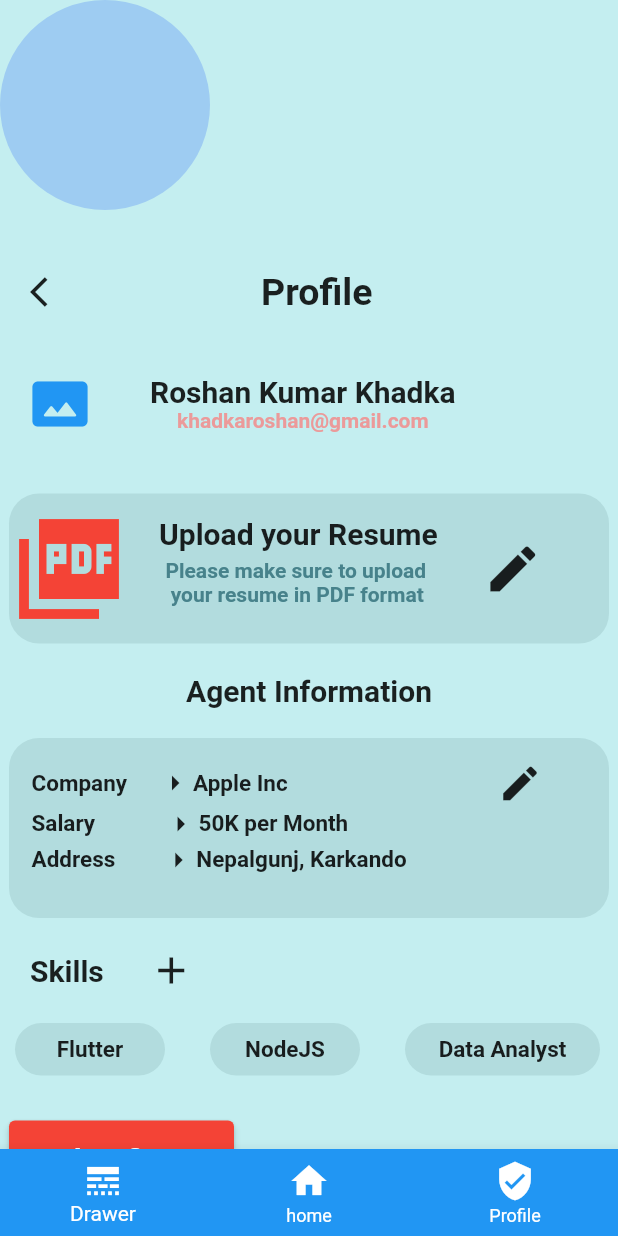
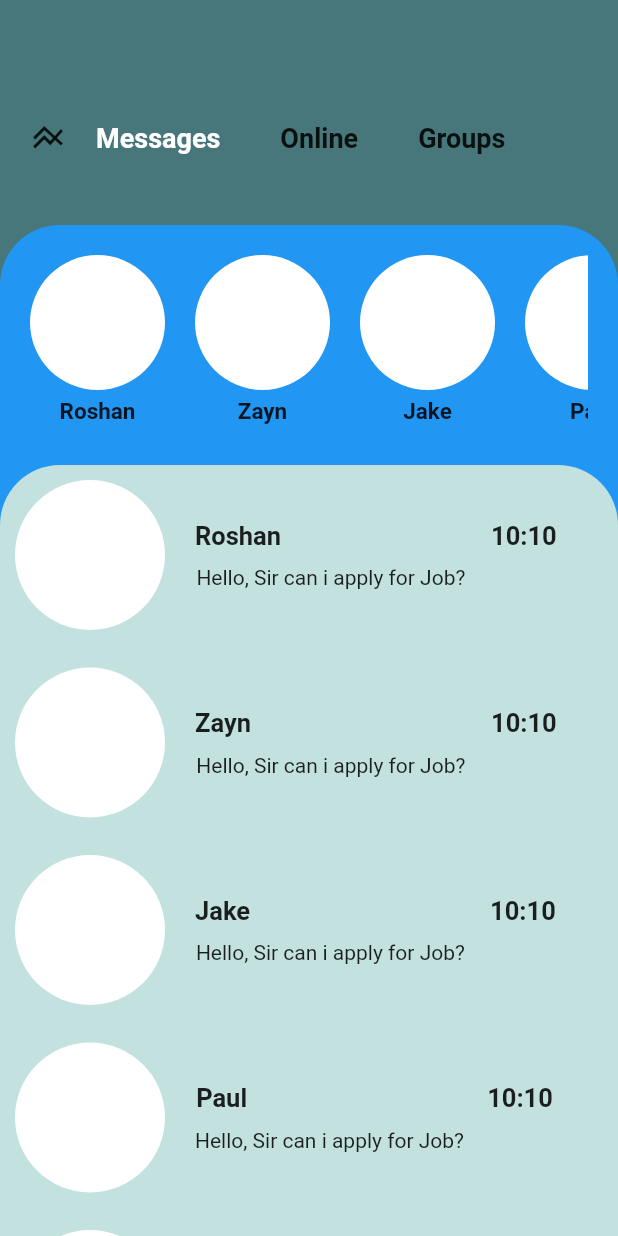
Before and after one commit to ST60002CEM/batch31b-Roshan09876, a Flutter app: the screen it shows after launch, on a phone screen of 412 x 824 dp. Run offline on Flutter 3.47's test engine with Material 2 defaults, Android fonts, the phone set to English and light mode, and no system bars.

Commit message:
Chat Page

```diff
--- a/lib/app/app.dart
+++ b/lib/app/app.dart
@@ -1,5 +1,6 @@
 import 'package:flutter/material.dart';
 import 'package:job_finder/app/routes/app_routes.dart';
+import 'package:job_finder/view/chat_view.dart';
 import 'package:job_finder/view/dashboard_view.dart';
 import 'package:job_finder/view/login_view.dart';
 import 'package:job_finder/view/profile_view.dart';
@@ -12,7 +13,7 @@ class MyApp extends StatelessWidget {
   Widget build(BuildContext context) {
     return MaterialApp(
       debugShowCheckedModeBanner: false,
-      home: ProfileView(),
+      home: ChatView(),
       // initialRoute: AppRoute.dashboardRoute,
       // routes: AppRoute.getApplicationRoute(),
     );
--- /dev/null
+++ b/lib/view/chat_view.dart
@@ -0,0 +1,390 @@
+import 'package:flutter/material.dart';
+
+class ChatView extends StatelessWidget {
+  const ChatView({super.key});
+
+  @override
+  Widget build(BuildContext context) {
+    return Scaffold(
+      body: Stack(children: [
+        Container(
+          decoration: BoxDecoration(
+            color: Color.fromARGB(255, 71, 119, 122),
+          ),
+          child: Padding(
+            padding: EdgeInsets.fromLTRB(20, 80, 0, 0),
+            child: Align(
+              alignment: Alignment.topLeft,
+              child: Row(
+                children: [
+                  Icon(Icons.line_axis),
+                  SizedBox(
+                    width: 20,
+                  ),
+                  Text(
+                    'Messages',
+                    style: TextStyle(
+                        fontWeight: FontWeight.bold,
+                        fontSize: 18,
+                        color: Colors.white),
+                  ),
+                  SizedBox(
+                    width: 40,
+                  ),
+                  Text(
+                    'Online',
+                    style: TextStyle(fontWeight: FontWeight.bold, fontSize: 18),
+                  ),
+                  SizedBox(
+                    width: 40,
+                  ),
+                  Text(
+                    'Groups',
+                    style: TextStyle(fontWeight: FontWeight.bold, fontSize: 18),
+                  )
+                ],
+              ),
+            ),
+          ),
+        ),
+        Positioned(
+            top: 150,
+            bottom: 0,
+            left: 0,
+            right: 0,
+            child: Container(
+              height: 200,
+              decoration: BoxDecoration(
+                  color: Colors.blue,
+                  borderRadius: BorderRadius.only(
+                      topLeft: Radius.circular(40),
+                      topRight: Radius.circular(40))),
+              child: Padding(
+                padding: EdgeInsets.all(20),
+                child: Align(
+                  alignment: Alignment.topLeft,
+                  child: SingleChildScrollView(
+                    scrollDirection: Axis.horizontal,
+                    child: Row(children: [
+                      Column(
+                        children: [
+                          CircleAvatar(
+                            backgroundColor: Colors.white,
+                            radius: 45,
+                          ),
+                          SizedBox(
+                            height: 5,
+                          ),
+                          Text(
+                            'Roshan',
+                            style: TextStyle(
+                                fontWeight: FontWeight.bold, fontSize: 15),
+                          )
+                        ],
+                      ),
+                      SizedBox(
+                        width: 20,
+                      ),
+                      Column(
+                        children: [
+                          CircleAvatar(
+                            backgroundColor: Colors.white,
+                            radius: 45,
+                          ),
+                          SizedBox(
+                            height: 5,
+                          ),
+                          Text(
+                            'Zayn',
+                            style: TextStyle(
+                                fontWeight: FontWeight.bold, fontSize: 15),
+                          )
+                        ],
+                      ),
+                      SizedBox(
+                        width: 20,
+                      ),
+                      Column(
+                        children: [
+                          CircleAvatar(
+                            backgroundColor: Colors.white,
+                            radius: 45,
+                          ),
+                          SizedBox(
+                            height: 5,
+                          ),
+                          Text(
+                            'Jake',
+                            style: TextStyle(
+                                fontWeight: FontWeight.bold, fontSize: 15),
+                          )
+                        ],
+                      ),
+                      SizedBox(
+                        width: 20,
+                      ),
+                      Column(
+                        children: [
+                          CircleAvatar(
+                            backgroundColor: Colors.white,
+                            radius: 45,
+                          ),
+                          SizedBox(
+                            height: 5,
+                          ),
+                          Text(
+                            'Paul',
+                            style: TextStyle(
+                                fontWeight: FontWeight.bold, fontSize: 15),
+                          )
+                        ],
+                      ),
+                    ]),
+                  ),
+                ),
+              ),
+            )),
+        Positioned(
+            top: 310,
+            bottom: 0,
+            left: 0,
+            right: 0,
+            child: SingleChildScrollView(
+              child: Container(
+                decoration: BoxDecoration(
+                    color: Color.fromARGB(255, 194, 225, 223),
+                    borderRadius: BorderRadius.only(
+                        topLeft: Radius.circular(40),
+                        topRight: Radius.circular(40))),
+                child: Padding(
+                  padding: EdgeInsets.all(10),
+                  child: Column(children: [
+                    Row(
+                      children: [
+                        CircleAvatar(
+                          radius: 50,
+                          backgroundColor: Colors.white,
+                        ),
+                        SizedBox(
+                          width: 20,
+                        ),
+                        Column(
+                          children: [
+                            Row(
+                              children: [
+                                Text(
+                                  'Roshan',
+                                  style: TextStyle(
+                                      fontWeight: FontWeight.bold, fontSize: 17),
+                                ),
+                                SizedBox(
+                                  width: 140,
+                                ),
+                                Text(
+                                  '10:10',
+                                  style: TextStyle(
+                                      fontWeight: FontWeight.bold, fontSize: 17),
+                                ),
+                              ],
+                            ),
+                            SizedBox(height: 10,),
+                            Padding(
+                              padding: EdgeInsets.fromLTRB(0, 0, 60, 0),
+                              child: Text('Hello, Sir can i apply for Job?')),
+                          ],
+                        )
+                      ],
+                    ),
+                    SizedBox(height: 25,),
+                    Row(
+                      children: [
+                        CircleAvatar(
+                          radius: 50,
+                          backgroundColor: Colors.white,
+                        ),
+                        SizedBox(
+                          width: 20,
+                        ),
+                        Column(
+                          children: [
+                            Row(
+                              children: [
+                                Text(
+                                  'Zayn',
+                                  style: TextStyle(
+                                      fontWeight: FontWeight.bold, fontSize: 17),
+                                ),
+                                SizedBox(
+                                  width: 160,
+                                ),
+                                Text(
+                                  '10:10',
+                                  style: TextStyle(
+                                      fontWeight: FontWeight.bold, fontSize: 17),
+                                ),
+                              ],
+                            ),
+                            SizedBox(height: 10,),
+                            Padding(
+                              padding: EdgeInsets.fromLTRB(0, 0, 60, 0),
+                              child: Text('Hello, Sir can i apply for Job?')),
+                          ],
+                        )
+                      ],
+                    ),
+                    SizedBox(height: 25,),
+                    Row(
+                      children: [
+                        CircleAvatar(
+                          radius: 50,
+                          backgroundColor: Colors.white,
+                        ),
+                        SizedBox(
+                          width: 20,
+                        ),
+                        Column(
+                          children: [
+                            Row(
+                              children: [
+                                Text(
+                                  'Jake',
+                                  style: TextStyle(
+                                      fontWeight: FontWeight.bold, fontSize: 17),
+                                ),
+                                SizedBox(
+                                  width: 160,
+                                ),
+                                Text(
+                                  '10:10',
+                                  style: TextStyle(
+                                      fontWeight: FontWeight.bold, fontSize: 17),
+                                ),
+                              ],
+                            ),
+                            SizedBox(height: 10,),
+                            Padding(
+                              padding: EdgeInsets.fromLTRB(0, 0, 60, 0),
+                              child: Text('Hello, Sir can i apply for Job?')),
+                          ],
+                        )
+                      ],
+                    ),
+                    SizedBox(height: 25,),
+                    Row(
+                      children: [
+                        CircleAvatar(
+                          radius: 50,
+                          backgroundColor: Colors.white,
+                        ),
+                        SizedBox(
+                          width: 20,
+                        ),
+                        Column(
+                          children: [
+                            Row(
+                              children: [
+                                Text(
+                                  'Paul',
+                                  style: TextStyle(
+                                      fontWeight: FontWeight.bold, fontSize: 17),
+                                ),
+                                SizedBox(
+                                  width: 160,
+                                ),
+                                Text(
+                                  '10:10',
+                                  style: TextStyle(
+                                      fontWeight: FontWeight.bold, fontSize: 17),
+                                ),
+                              ],
+                            ),
+                            SizedBox(height: 10,),
+                            Padding(
+                              padding: EdgeInsets.fromLTRB(0, 0, 60, 0),
+                              child: Text('Hello, Sir can i apply for Job?')),
+                          ],
+                        )
+                      ],
+                    ),
+                    SizedBox(height: 25,),
+                    Row(
+                      children: [
+                        CircleAvatar(
+                          radius: 50,
+                          backgroundColor: Colors.white,
+                        ),
+                        SizedBox(
+                          width: 20,
+                        ),
+                        Column(
+                          children: [
+                            Row(
+                              children: [
+                                Text(
+                                  'Roshan',
+                                  style: TextStyle(
+                                      fontWeight: FontWeight.bold, fontSize: 17),
+                                ),
+                                SizedBox(
+                                  width: 140,
+                                ),
+                                Text(
+                                  '10:10',
+                                  style: TextStyle(
+                                      fontWeight: FontWeight.bold, fontSize: 17),
+                                ),
+                              ],
+                            ),
+                            SizedBox(height: 10,),
+                            Padding(
+                              padding: EdgeInsets.fromLTRB(0, 0, 60, 0),
+                              child: Text('Hello, Sir can i apply for Job?')),
+                          ],
+                        )
+                      ],
+                    ),
+                    SizedBox(height: 25,),
+                    Row(
+                      children: [
+                        CircleAvatar(
+                          radius: 50,
+                          backgroundColor: Colors.white,
+                        ),
+                        SizedBox(
+                          width: 20,
+                        ),
+                        Column(
+                          children: [
+                            Row(
+                              children: [
+                                Text(
+                                  'Roshan',
+                                  style: TextStyle(
+                                      fontWeight: FontWeight.bold, fontSize: 17),
+                                ),
+                                SizedBox(
+                                  width: 140,
+                                ),
+                                Text(
+                                  '10:10',
+                                  style: TextStyle(
+                                      fontWeight: FontWeight.bold, fontSize: 17),
+                                ),
+                              ],
+                            ),
+                            SizedBox(height: 10,),
+                            Padding(
+                              padding: EdgeInsets.fromLTRB(0, 0, 60, 0),
+                              child: Text('Hello, Sir can i apply for Job?')),
+                          ],
+                        )
+                      ],
+                    ),
+                  ]),
+                ),
+              ),
+            )),
+      ]),
+    );
+  }
+}
--- a/lib/view/profile_view.dart
+++ b/lib/view/profile_view.dart
@@ -19,7 +19,8 @@ class ProfileView extends StatelessWidget {
             BottomNavigationBarItem(
                 icon: Icon(Icons.verified_user), label: 'Profile'),
           ]),
-      body: Column(children: [
+      body: SingleChildScrollView(
+        child: Column(children: [
           Align(
             alignment: Alignment.topLeft,
             child: CircleAvatar(
@@ -291,6 +292,7 @@ class ProfileView extends StatelessWidget {
                 ),
               ))
         ]),
+      ),
     );
   }
 }
```
Also changed, not shown: lib/main.dart (line endings or trailing spaces). Lines whose indentation alone changed are shown as unchanged.
